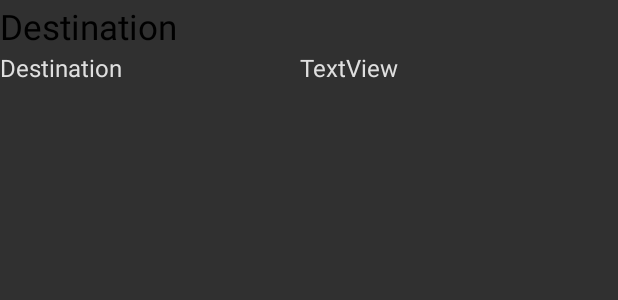
After one commit to FishGeorge/Destination, an Android app: the layout listview_state.xml on its own in the app's theme, with its tools: preview values and no code run, on a phone screen of 412 x 824 dp. The commit adds this screen. Shown: the top 300 px of the screen. Run offline under Robolectric (Android 15) with nearby library versions, the phone set to English and light mode, and no system bars.

Commit message:
动态1功能测试并通过
简单的动态

```diff
--- a/AndroidStudentClient/app/src/main/java/com/seuse16/destination/LoginActivity.java
+++ b/AndroidStudentClient/app/src/main/java/com/seuse16/destination/LoginActivity.java
@@ -99,7 +99,7 @@ public class LoginActivity extends AppCompatActivity {
                     // 页面跳转
                     Intent intent_login = new Intent(LoginActivity.this, MainActivity.class);
                     Bundle login = new Bundle();
-                    login.putString("account_login_name", String.valueOf(account_map.get("a_name")));
+                    login.putString("account_login_id", String.valueOf(account_map.get("a_id")));
                     intent_login.putExtras(login);
                     // 跳转
                     startActivity(intent_login);
--- a/AndroidStudentClient/app/src/main/java/com/seuse16/destination/Main_Exercise.java
+++ b/AndroidStudentClient/app/src/main/java/com/seuse16/destination/Main_Exercise.java
@@ -22,7 +22,6 @@ public class Main_Exercise extends Fragment {
     public View onCreateView(LayoutInflater inflater, ViewGroup container,
                              Bundle savedInstanceState) {
         // Inflate the layout for this fragment
-
         return inflater.inflate(R.layout.fragment_exercise, container, false);
     }
 
--- /dev/null
+++ b/AndroidStudentClient/app/src/main/res/layout/listview_state.xml
@@ -0,0 +1,38 @@
+<?xml version="1.0" encoding="utf-8"?>
+<android.support.constraint.ConstraintLayout xmlns:android="http://schemas.android.com/apk/res/android"
+    xmlns:app="http://schemas.android.com/apk/res-auto"
+    android:layout_width="match_parent"
+    android:layout_height="match_parent">
+
+    <TextView
+        android:id="@+id/record_distance"
+        android:layout_width="350dp"
+        android:layout_height="32dp"
+        android:layout_marginTop="2dp"
+        android:text="@string/app_name"
+        android:textColor="@color/Black"
+        android:textSize="23sp"
+        app:layout_constraintStart_toStartOf="parent"
+        app:layout_constraintTop_toTopOf="parent" />
+
+    <TextView
+        android:id="@+id/record_time"
+        android:layout_width="200dp"
+        android:layout_height="27dp"
+        android:text="@string/app_name"
+        android:textColor="@color/LightGray"
+        android:textSize="16sp"
+        app:layout_constraintStart_toStartOf="parent"
+        app:layout_constraintTop_toBottomOf="@+id/record_distance" />
+
+    <TextView
+        android:id="@+id/record_location"
+        android:layout_width="150dp"
+        android:layout_height="27dp"
+        android:text="TextView"
+        android:textColor="@color/LightGray"
+        android:textSize="16sp"
+        app:layout_constraintStart_toEndOf="@+id/record_time"
+        app:layout_constraintTop_toTopOf="@+id/record_time" />
+
+</android.support.constraint.ConstraintLayout>
```
Also changed, not shown: AndroidStudentClient/app/src/main/java/com/seuse16/destination/DestinationDBHelper.java (added, +51 -0 lines), AndroidStudentClient/app/src/main/java/com/seuse16/destination/HttpClient.java (+4 -6 lines), AndroidStudentClient/app/src/main/java/com/seuse16/destination/MainActivity.java (+47 -14 lines), AndroidStudentClient/app/src/main/java/com/seuse16/destination/Main_Discovery_state.java (+21 -0 lines), AndroidStudentClient/app/src/main/java/com/seuse16/destination/Main_Discovery_state_Adapter.java (added, +83 -0 lines), AndroidStudentClient/app/src/main/java/com/seuse16/destination/RunningActivity.java (+50 -10 lines), AndroidStudentClient/app/src/main/java/com/seuse16/destination/SerializableMap.java (added, +20 -0 lines), AndroidStudentClient/app/src/main/java/com/seuse16/destination/SportsRecordDB.java (added, +178 -0 lines), AndroidStudentClient/app/src/main/res/layout/fragment_discovery_state.xml (+4 -11 lines), 32 other files.
